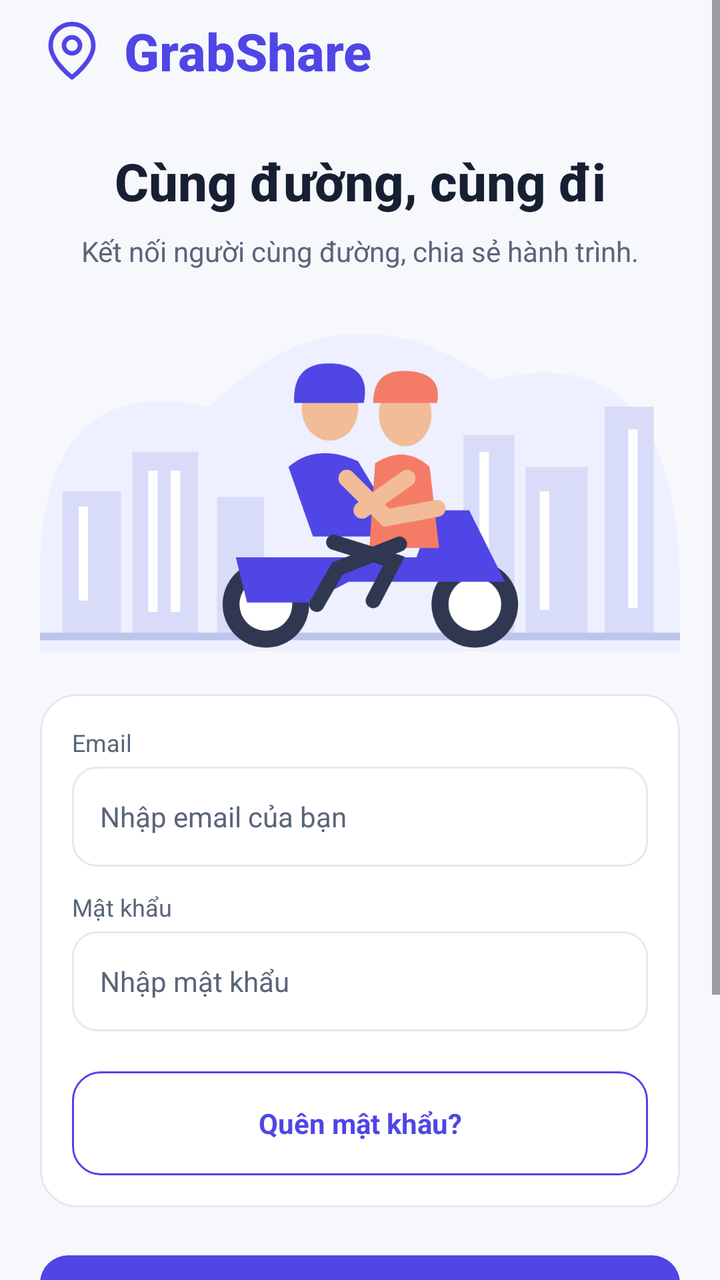
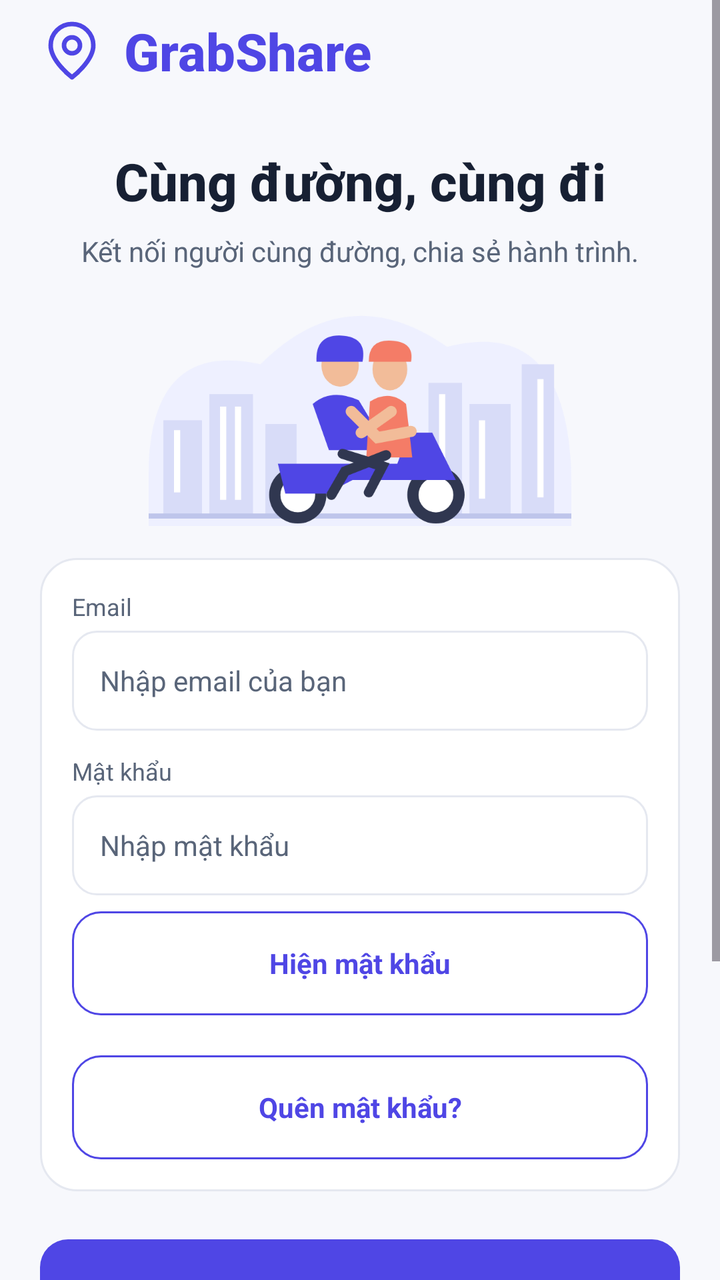

Compare the two renders of this Android layout. The source of the first and the diff that turns it into the second are given below.
<!-- AndroidManifest.xml: application theme Theme.GrabShare -->
<!-- res/layout/screen_login.xml -->
<?xml version="1.0" encoding="utf-8"?>
<LinearLayout xmlns:android="http://schemas.android.com/apk/res/android" android:layout_width="match_parent" android:layout_height="match_parent" android:orientation="vertical" android:background="@color/background">
    <FrameLayout android:id="@+id/header" android:layout_width="match_parent" android:layout_height="64dp" android:paddingHorizontal="12dp" android:visibility="gone">
        <ImageButton android:id="@+id/header_back" style="@style/IconButton" android:layout_gravity="center_vertical|start" android:src="@drawable/ic_back" android:contentDescription="Quay lại" android:visibility="visible" android:clickable="false" android:focusable="false" />
        <TextView android:id="@+id/header_title" style="@style/Subtitle" android:layout_width="match_parent" android:layout_height="match_parent" android:layout_marginHorizontal="52dp" android:layout_marginBottom="0dp" android:gravity="center" android:text="Đăng nhập" />
        <ImageButton android:id="@+id/header_action" style="@style/IconButton" android:layout_gravity="center_vertical|end" android:src="@drawable/ic_bell" android:contentDescription="Thông báo" android:visibility="visible" android:clickable="false" android:focusable="false" />
    </FrameLayout>
    <ScrollView android:layout_width="match_parent" android:layout_height="0dp" android:fillViewport="true" android:clipToPadding="false" android:layout_weight="1">
        <LinearLayout android:layout_width="match_parent" android:layout_height="wrap_content" android:orientation="vertical" android:paddingHorizontal="20dp" android:paddingTop="8dp" android:paddingBottom="24dp">
            <LinearLayout style="@style/Row">
                <ImageView android:layout_width="32dp" android:layout_height="32dp" android:src="@drawable/ic_pin" android:importantForAccessibility="no" />
                <TextView style="@style/Title" android:text="GrabShare" android:textColor="@color/primary" android:layout_marginStart="10dp" android:layout_marginBottom="0dp" />
            </LinearLayout>
            <TextView style="@style/Title" android:text="Cùng đường, cùng đi" android:gravity="center" android:layout_width="match_parent" android:layout_marginTop="20dp" />
            <TextView style="@style/Body" android:text="Kết nối người cùng đường, chia sẻ hành trình." android:gravity="center" android:layout_width="match_parent" android:textColor="@color/muted" />
            <ImageView android:layout_width="match_parent" android:layout_height="180dp" android:layout_marginVertical="16dp" android:src="@drawable/community_hero" android:contentDescription="Hai người trong cộng đồng chia sẻ chuyến đi xe máy" />
            <LinearLayout style="@style/Card">
                <LinearLayout android:layout_width="match_parent" android:layout_height="wrap_content" android:orientation="vertical" android:layout_marginBottom="12dp">
                    <TextView style="@style/Caption" android:text="Email" />
                    <EditText android:id="@+id/login_email" style="@style/Input" android:inputType="textEmailAddress" android:hint="Nhập email của bạn" android:importantForAutofill="no"/>
                </LinearLayout>
                <LinearLayout android:layout_width="match_parent" android:layout_height="wrap_content" android:orientation="vertical" android:layout_marginBottom="12dp">
                    <TextView style="@style/Caption" android:text="Mật khẩu" />
                    <EditText android:id="@+id/login_password" style="@style/Input" android:inputType="textPassword" android:hint="Nhập mật khẩu" android:importantForAutofill="no" />
                </LinearLayout>
                <androidx.appcompat.widget.AppCompatButton android:id="@+id/forgot_password" style="@style/ButtonSecondary" android:text="Quên mật khẩu?" android:clickable="false" android:focusable="false" />
            </LinearLayout>
            <androidx.appcompat.widget.AppCompatButton android:id="@+id/login_submit" style="@style/ButtonPrimary" android:text="Đăng nhập" />
            <TextView android:id="@+id/login_status" android:layout_width="match_parent" android:layout_height="wrap_content" android:layout_marginTop="8dp" android:textColor="@color/ink" android:textSize="14sp" android:accessibilityLiveRegion="polite" android:visibility="gone" />
            <androidx.appcompat.widget.AppCompatButton
                android:id="@+id/login_google"
                style="@style/ButtonSecondary"
                android:text="Đăng nhập với Google" />
            <androidx.appcompat.widget.AppCompatButton
                android:id="@+id/go_register"
                style="@style/ButtonSecondary"
                android:text="Chưa có tài khoản? Đăng ký" />
        </LinearLayout>
    </ScrollView>
    <LinearLayout android:id="@+id/action_area" android:layout_width="match_parent" android:layout_height="wrap_content" android:orientation="vertical" android:paddingHorizontal="20dp" android:paddingTop="4dp" android:paddingBottom="12dp" android:background="@color/background" android:visibility="gone">
        <androidx.appcompat.widget.AppCompatButton android:id="@+id/primary_action" style="@style/ButtonPrimary" android:text="Tiếp tục" android:clickable="false" android:focusable="false" />
        <androidx.appcompat.widget.AppCompatButton android:id="@+id/secondary_action" style="@style/ButtonSecondary" android:text="Quay lại" android:clickable="false" android:focusable="false" />
    </LinearLayout>
    <LinearLayout android:id="@+id/bottom_nav" android:layout_width="match_parent" android:layout_height="wrap_content" android:orientation="horizontal" android:background="@color/white" android:elevation="6dp" android:visibility="gone">
        <LinearLayout android:id="@+id/nav_home" android:layout_width="0dp" android:layout_height="64dp" android:layout_weight="1" android:orientation="vertical" android:gravity="center" android:clickable="false" android:focusable="false" android:foreground="?attr/selectableItemBackground">
            <ImageView android:id="@+id/nav_home_icon" android:layout_width="22dp" android:layout_height="22dp" android:src="@drawable/ic_pin" android:importantForAccessibility="no" android:tint="@color/primary" />
            <TextView android:id="@+id/nav_home_label" style="@style/Caption" android:text="Tìm chuyến" android:layout_marginTop="5dp" android:layout_marginBottom="0dp" android:textColor="@color/primary" />
        </LinearLayout>
        <LinearLayout android:id="@+id/nav_trips" android:layout_width="0dp" android:layout_height="64dp" android:layout_weight="1" android:orientation="vertical" android:gravity="center" android:clickable="false" android:focusable="false" android:foreground="?attr/selectableItemBackground">
            <ImageView android:id="@+id/nav_trips_icon" android:layout_width="22dp" android:layout_height="22dp" android:src="@drawable/ic_calendar" android:importantForAccessibility="no" android:tint="@color/muted" />
            <TextView android:id="@+id/nav_trips_label" style="@style/Caption" android:text="Chuyến của tôi" android:layout_marginTop="5dp" android:layout_marginBottom="0dp" android:textColor="@color/muted" />
        </LinearLayout>
        <LinearLayout android:id="@+id/nav_account" android:layout_width="0dp" android:layout_height="64dp" android:layout_weight="1" android:orientation="vertical" android:gravity="center" android:clickable="false" android:focusable="false" android:foreground="?attr/selectableItemBackground">
            <ImageView android:id="@+id/nav_account_icon" android:layout_width="22dp" android:layout_height="22dp" android:src="@drawable/ic_user" android:importantForAccessibility="no" android:tint="@color/muted" />
            <TextView android:id="@+id/nav_account_label" style="@style/Caption" android:text="Tài khoản" android:layout_marginTop="5dp" android:layout_marginBottom="0dp" android:textColor="@color/muted" />
        </LinearLayout>
    </LinearLayout>
</LinearLayout>
<!-- resources referenced by this layout -->
<resources>
  <color name="background">#F7F8FC</color>
  <color name="ink">#172033</color>
  <color name="muted">#596579</color>
  <color name="primary">#4F46E5</color>
  <color name="white">#FFFFFFFF</color>
  <style name="Body">
          <item name="android:layout_width">wrap_content</item>
          <item name="android:layout_height">wrap_content</item>
          <item name="android:textColor">@color/ink</item>
          <item name="android:textSize">14sp</item>
          <item name="android:lineSpacingExtra">4dp</item>
      </style>
  <style name="ButtonSecondary" parent="ButtonPrimary">
          <item name="android:textColor">@color/button_secondary_text</item>
          <item name="android:background">@drawable/bg_button_outline</item>
      </style>
  <style name="Caption" parent="Body">
          <item name="android:textSize">12sp</item>
          <item name="android:textColor">@color/muted</item>
          <item name="android:layout_marginBottom">4dp</item>
      </style>
  <style name="Row">
          <item name="android:layout_width">match_parent</item>
          <item name="android:layout_height">wrap_content</item>
          <item name="android:orientation">horizontal</item>
          <item name="android:gravity">center_vertical</item>
          <item name="android:layout_marginBottom">10dp</item>
      </style>
  <style name="Subtitle" parent="BodyBold">
          <item name="android:textSize">18sp</item>
          <item name="android:layout_marginBottom">0dp</item>
      </style>
  <style name="Title" parent="BodyBold">
          <item name="android:textSize">26sp</item>
          <item name="android:layout_marginBottom">8dp</item>
          <item name="android:fontFamily">sans-serif-medium</item>
      </style>
  <style name="Theme.GrabShare" parent="Base.Theme.GrabShare" />
  <!-- drawable bg_card (drawable) -->
  <?xml version="1.0" encoding="utf-8"?>
  <shape xmlns:android="http://schemas.android.com/apk/res/android">
      <solid android:color="@color/white" />
      <corners android:radius="18dp" />
      <stroke android:width="1dp" android:color="@color/border" />
  </shape>
  <!-- drawable bg_icon_button (drawable) -->
  <?xml version="1.0" encoding="utf-8"?>
  <ripple xmlns:android="http://schemas.android.com/apk/res/android" android:color="@color/lavender">
      <item>
          <shape>
              <solid android:color="@android:color/transparent" />
              <corners android:radius="100dp" />
          </shape>
      </item>
  </ripple>
  <!-- drawable bg_input (drawable) -->
  <?xml version="1.0" encoding="utf-8"?>
  <shape xmlns:android="http://schemas.android.com/apk/res/android">
      <solid android:color="@color/white" />
      <corners android:radius="12dp" />
      <stroke android:width="1dp" android:color="@color/border" />
  </shape>
  <style name="BodyBold" parent="Body">
          <item name="android:textStyle">bold</item>
      </style>
  <color name="disabled_background">#E5E8F0</color>
  <color name="primary_dark">#3730A3</color>
  <color name="border">#E5E8F0</color>
  <color name="lavender">#EEF0FF</color>
  <color name="coral">#F47C67</color>
  <!-- unchanged entries left out for length: 13 -->
</resources>

<!-- the commit's change to res/layout/screen_login.xml (unified diff, before → after) -->
@@ -1,32 +1,171 @@
 <?xml version="1.0" encoding="utf-8"?>
-<LinearLayout xmlns:android="http://schemas.android.com/apk/res/android" android:layout_width="match_parent" android:layout_height="match_parent" android:orientation="vertical" android:background="@color/background">
-    <FrameLayout android:id="@+id/header" android:layout_width="match_parent" android:layout_height="64dp" android:paddingHorizontal="12dp" android:visibility="gone">
-        <ImageButton android:id="@+id/header_back" style="@style/IconButton" android:layout_gravity="center_vertical|start" android:src="@drawable/ic_back" android:contentDescription="Quay lại" android:visibility="visible" android:clickable="false" android:focusable="false" />
-        <TextView android:id="@+id/header_title" style="@style/Subtitle" android:layout_width="match_parent" android:layout_height="match_parent" android:layout_marginHorizontal="52dp" android:layout_marginBottom="0dp" android:gravity="center" android:text="Đăng nhập" />
-        <ImageButton android:id="@+id/header_action" style="@style/IconButton" android:layout_gravity="center_vertical|end" android:src="@drawable/ic_bell" android:contentDescription="Thông báo" android:visibility="visible" android:clickable="false" android:focusable="false" />
+<LinearLayout
+    xmlns:android="http://schemas.android.com/apk/res/android"
+    android:layout_width="match_parent"
+    android:layout_height="match_parent"
+    android:orientation="vertical"
+    android:background="@color/background">
+    <FrameLayout
+        android:id="@+id/header"
+        android:layout_width="match_parent"
+        android:layout_height="64dp"
+        android:paddingHorizontal="12dp"
+        android:visibility="gone">
+        <ImageButton
+            android:id="@+id/header_back"
+            style="@style/IconButton"
+            android:layout_gravity="center_vertical|start"
+            android:src="@drawable/ic_back"
+            android:contentDescription="Quay lại"
+            android:visibility="visible"
+            android:clickable="false"
+            android:focusable="false" />
+        <TextView
+            android:id="@+id/header_title"
+            style="@style/Subtitle"
+            android:layout_width="match_parent"
+            android:layout_height="match_parent"
+            android:layout_marginHorizontal="52dp"
+            android:layout_marginBottom="0dp"
+            android:gravity="center"
+            android:text="Đăng nhập" />
+        <ImageButton
+            android:id="@+id/header_action"
+            style="@style/IconButton"
+            android:layout_gravity="center_vertical|end"
+            android:src="@drawable/ic_bell"
+            android:contentDescription="Thông báo"
+            android:visibility="visible"
+            android:clickable="false"
+            android:focusable="false" />
     </FrameLayout>
-    <ScrollView android:layout_width="match_parent" android:layout_height="0dp" android:fillViewport="true" android:clipToPadding="false" android:layout_weight="1">
-        <LinearLayout android:layout_width="match_parent" android:layout_height="wrap_content" android:orientation="vertical" android:paddingHorizontal="20dp" android:paddingTop="8dp" android:paddingBottom="24dp">
-            <LinearLayout style="@style/Row">
-                <ImageView android:layout_width="32dp" android:layout_height="32dp" android:src="@drawable/ic_pin" android:importantForAccessibility="no" />
-                <TextView style="@style/Title" android:text="GrabShare" android:textColor="@color/primary" android:layout_marginStart="10dp" android:layout_marginBottom="0dp" />
+    <ScrollView
+        android:layout_width="match_parent"
+        android:layout_height="0dp"
+        android:fillViewport="true"
+        android:clipToPadding="false"
+        android:layout_weight="1">
+        <LinearLayout
+            android:layout_width="match_parent"
+            android:layout_height="wrap_content"
+            android:orientation="vertical"
+            android:paddingHorizontal="20dp"
+            android:paddingTop="8dp"
+            android:paddingBottom="24dp">
+            <LinearLayout
+                style="@style/Row">
+                <ImageView
+                    android:layout_width="32dp"
+                    android:layout_height="32dp"
+                    android:src="@drawable/ic_pin"
+                    android:importantForAccessibility="no" />
+                <TextView
+                    style="@style/Title"
+                    android:text="GrabShare"
+                    android:textColor="@color/primary"
+                    android:layout_marginStart="10dp"
+                    android:layout_marginBottom="0dp" />
             </LinearLayout>
-            <TextView style="@style/Title" android:text="Cùng đường, cùng đi" android:gravity="center" android:layout_width="match_parent" android:layout_marginTop="20dp" />
-            <TextView style="@style/Body" android:text="Kết nối người cùng đường, chia sẻ hành trình." android:gravity="center" android:layout_width="match_parent" android:textColor="@color/muted" />
-            <ImageView android:layout_width="match_parent" android:layout_height="180dp" android:layout_marginVertical="16dp" android:src="@drawable/community_hero" android:contentDescription="Hai người trong cộng đồng chia sẻ chuyến đi xe máy" />
-            <LinearLayout style="@style/Card">
-                <LinearLayout android:layout_width="match_parent" android:layout_height="wrap_content" android:orientation="vertical" android:layout_marginBottom="12dp">
-                    <TextView style="@style/Caption" android:text="Email" />
-                    <EditText android:id="@+id/login_email" style="@style/Input" android:inputType="textEmailAddress" android:hint="Nhập email của bạn" android:importantForAutofill="no"/>
+            <TextView
+                style="@style/Title"
+                android:text="Cùng đường, cùng đi"
+                android:gravity="center"
+                android:layout_width="match_parent"
+                android:layout_marginTop="20dp" />
+            <TextView
+                style="@style/Body"
+                android:text="Kết nối người cùng đường, chia sẻ hành trình."
+                android:gravity="center"
+                android:layout_width="match_parent"
+                android:textColor="@color/muted" />
+            <ImageView
+                android:layout_width="match_parent"
+                android:layout_height="@dimen/account_hero_height"
+                android:layout_marginVertical="16dp"
+                android:src="@drawable/community_hero"
+                android:contentDescription="Hai người trong cộng đồng chia sẻ chuyến đi xe máy"
+                android:importantForAccessibility="no" />
+            <TextView
+                style="@style/AccountFeedback"
+                android:text=""
+                android:id="@+id/login_session_account"
+                android:visibility="gone" />
+            <LinearLayout
+                style="@style/Card"
+                android:id="@+id/login_credentials">
+                <LinearLayout
+                    android:layout_width="match_parent"
+                    android:layout_height="wrap_content"
+                    android:orientation="vertical"
+                    android:layout_marginBottom="12dp">
+                    <TextView
+                        style="@style/Caption"
+                        android:text="Email"
+                        android:labelFor="@id/login_email" />
+                    <EditText
+                        android:id="@+id/login_email"
+                        style="@style/Input"
+                        android:inputType="textEmailAddress"
+                        android:hint="Nhập email của bạn"
+                        android:importantForAutofill="no"
+                        android:imeOptions="actionNext"
+                        android:maxLength="254" />
                 </LinearLayout>
-                <LinearLayout android:layout_width="match_parent" android:layout_height="wrap_content" android:orientation="vertical" android:layout_marginBottom="12dp">
-                    <TextView style="@style/Caption" android:text="Mật khẩu" />
-                    <EditText android:id="@+id/login_password" style="@style/Input" android:inputType="textPassword" android:hint="Nhập mật khẩu" android:importantForAutofill="no" />
+                <LinearLayout
+                    android:layout_width="match_parent"
+                    android:layout_height="wrap_content"
+                    android:orientation="vertical"
+                    android:layout_marginBottom="12dp">
+                    <TextView
+                        style="@style/Caption"
+                        android:text="Mật khẩu"
+                        android:labelFor="@id/login_password" />
+                    <EditText
+                        android:id="@+id/login_password"
+                        style="@style/Input"
+                        android:inputType="textPassword"
+                        android:hint="Nhập mật khẩu"
+                        android:importantForAutofill="no"
+                        android:saveEnabled="false"
+                        android:imeOptions="actionDone" />
+                    <androidx.appcompat.widget.AppCompatButton
+                        style="@style/ButtonSecondary"
+                        android:id="@+id/login_toggle_password"
+                        android:text="@string/leader_password_show" />
                 </LinearLayout>
-                <androidx.appcompat.widget.AppCompatButton android:id="@+id/forgot_password" style="@style/ButtonSecondary" android:text="Quên mật khẩu?" android:clickable="false" android:focusable="false" />
+                <androidx.appcompat.widget.AppCompatButton
+                    android:id="@+id/forgot_password"
+                    style="@style/ButtonSecondary"
+                    android:text="Quên mật khẩu?"
+                    android:clickable="false"
+                    android:focusable="false" />
             </LinearLayout>
-            <androidx.appcompat.widget.AppCompatButton android:id="@+id/login_submit" style="@style/ButtonPrimary" android:text="Đăng nhập" />
-            <TextView android:id="@+id/login_status" android:layout_width="match_parent" android:layout_height="wrap_content" android:layout_marginTop="8dp" android:textColor="@color/ink" android:textSize="14sp" android:accessibilityLiveRegion="polite" android:visibility="gone" />
+            <TextView
+                android:id="@+id/login_status"
+                android:layout_width="match_parent"
+                android:layout_height="wrap_content"
+                android:layout_marginTop="8dp"
+                android:accessibilityLiveRegion="polite"
+                android:visibility="gone"
+                style="@style/AccountFeedback" />
+            <ProgressBar
+                android:id="@+id/login_progress"
+                android:layout_width="32dp"
+                android:layout_height="32dp"
+                android:layout_gravity="center_horizontal"
+                android:layout_marginTop="12dp"
+                android:visibility="gone" />
+            <androidx.appcompat.widget.AppCompatButton
+                android:id="@+id/login_submit"
+                style="@style/ButtonPrimary"
+                android:text="Đăng nhập" />
+            <TextView
+                style="@style/Caption"
+                android:text="@string/leader_or"
+                android:id="@+id/login_alternative"
+                android:layout_width="match_parent"
+                android:gravity="center"
+                android:layout_marginTop="16dp" />
             <androidx.appcompat.widget.AppCompatButton
                 android:id="@+id/login_google"
                 style="@style/ButtonSecondary"
@@ -35,24 +174,118 @@
                 android:id="@+id/go_register"
                 style="@style/ButtonSecondary"
                 android:text="Chưa có tài khoản? Đăng ký" />
+            <androidx.appcompat.widget.AppCompatButton
+                style="@style/ButtonSecondary"
+                android:id="@+id/login_logout"
+                android:text="@string/leader_logout_action"
+                android:visibility="gone" />
         </LinearLayout>
     </ScrollView>
-    <LinearLayout android:id="@+id/action_area" android:layout_width="match_parent" android:layout_height="wrap_content" android:orientation="vertical" android:paddingHorizontal="20dp" android:paddingTop="4dp" android:paddingBottom="12dp" android:background="@color/background" android:visibility="gone">
-        <androidx.appcompat.widget.AppCompatButton android:id="@+id/primary_action" style="@style/ButtonPrimary" android:text="Tiếp tục" android:clickable="false" android:focusable="false" />
-        <androidx.appcompat.widget.AppCompatButton android:id="@+id/secondary_action" style="@style/ButtonSecondary" android:text="Quay lại" android:clickable="false" android:focusable="false" />
+    <LinearLayout
+        android:id="@+id/action_area"
+        android:layout_width="match_parent"
+        android:layout_height="wrap_content"
+        android:orientation="vertical"
+        android:paddingHorizontal="20dp"
+        android:paddingTop="4dp"
+        android:paddingBottom="12dp"
+        android:background="@color/background"
+        android:visibility="gone">
+        <androidx.appcompat.widget.AppCompatButton
+            android:id="@+id/primary_action"
+            style="@style/ButtonPrimary"
+            android:text="Tiếp tục"
+            android:clickable="false"
+            android:focusable="false" />
+        <androidx.appcompat.widget.AppCompatButton
+            android:id="@+id/secondary_action"
+            style="@style/ButtonSecondary"
+            android:text="Quay lại"
+            android:clickable="false"
+            android:focusable="false" />
     </LinearLayout>
-    <LinearLayout android:id="@+id/bottom_nav" android:layout_width="match_parent" android:layout_height="wrap_content" android:orientation="horizontal" android:background="@color/white" android:elevation="6dp" android:visibility="gone">
-        <LinearLayout android:id="@+id/nav_home" android:layout_width="0dp" android:layout_height="64dp" android:layout_weight="1" android:orientation="vertical" android:gravity="center" android:clickable="false" android:focusable="false" android:foreground="?attr/selectableItemBackground">
-            <ImageView android:id="@+id/nav_home_icon" android:layout_width="22dp" android:layout_height="22dp" android:src="@drawable/ic_pin" android:importantForAccessibility="no" android:tint="@color/primary" />
-            <TextView android:id="@+id/nav_home_label" style="@style/Caption" android:text="Tìm chuyến" android:layout_marginTop="5dp" android:layout_marginBottom="0dp" android:textColor="@color/primary" />
-        </LinearLayout>
-        <LinearLayout android:id="@+id/nav_trips" android:layout_width="0dp" android:layout_height="64dp" android:layout_weight="1" android:orientation="vertical" android:gravity="center" android:clickable="false" android:focusable="false" android:foreground="?attr/selectableItemBackground">
-            <ImageView android:id="@+id/nav_trips_icon" android:layout_width="22dp" android:layout_height="22dp" android:src="@drawable/ic_calendar" android:importantForAccessibility="no" android:tint="@color/muted" />
-            <TextView android:id="@+id/nav_trips_label" style="@style/Caption" android:text="Chuyến của tôi" android:layout_marginTop="5dp" android:layout_marginBottom="0dp" android:textColor="@color/muted" />
-        </LinearLayout>
-        <LinearLayout android:id="@+id/nav_account" android:layout_width="0dp" android:layout_height="64dp" android:layout_weight="1" android:orientation="vertical" android:gravity="center" android:clickable="false" android:focusable="false" android:foreground="?attr/selectableItemBackground">
-            <ImageView android:id="@+id/nav_account_icon" android:layout_width="22dp" android:layout_height="22dp" android:src="@drawable/ic_user" android:importantForAccessibility="no" android:tint="@color/muted" />
-            <TextView android:id="@+id/nav_account_label" style="@style/Caption" android:text="Tài khoản" android:layout_marginTop="5dp" android:layout_marginBottom="0dp" android:textColor="@color/muted" />
+    <LinearLayout
+        android:id="@+id/bottom_nav"
+        android:layout_width="match_parent"
+        android:layout_height="wrap_content"
+        android:orientation="horizontal"
+        android:background="@color/white"
+        android:elevation="6dp"
+        android:visibility="gone">
+        <LinearLayout
+            android:id="@+id/nav_home"
+            android:layout_width="0dp"
+            android:layout_height="64dp"
+            android:layout_weight="1"
+            android:orientation="vertical"
+            android:gravity="center"
+            android:clickable="false"
+            android:focusable="false"
+            android:foreground="?attr/selectableItemBackground">
+            <ImageView
+                android:id="@+id/nav_home_icon"
+                android:layout_width="22dp"
+                android:layout_height="22dp"
+                android:src="@drawable/ic_pin"
+                android:importantForAccessibility="no"
+                android:tint="@color/primary" />
+            <TextView
+                android:id="@+id/nav_home_label"
+                style="@style/Caption"
+                android:text="Tìm chuyến"
+                android:layout_marginTop="5dp"
+                android:layout_marginBottom="0dp"
+                android:textColor="@color/primary" />
+        </LinearLayout>
+        <LinearLayout
+            android:id="@+id/nav_trips"
+            android:layout_width="0dp"
+            android:layout_height="64dp"
+            android:layout_weight="1"
+            android:orientation="vertical"
+            android:gravity="center"
+            android:clickable="false"
+            android:focusable="false"
+            android:foreground="?attr/selectableItemBackground">
+            <ImageView
+                android:id="@+id/nav_trips_icon"
+                android:layout_width="22dp"
+                android:layout_height="22dp"
+                android:src="@drawable/ic_calendar"
+                android:importantForAccessibility="no"
+                android:tint="@color/muted" />
+            <TextView
+                android:id="@+id/nav_trips_label"
+                style="@style/Caption"
+                android:text="Chuyến của tôi"
+                android:layout_marginTop="5dp"
+                android:layout_marginBottom="0dp"
+                android:textColor="@color/muted" />
+        </LinearLayout>
+        <LinearLayout
+            android:id="@+id/nav_account"
+            android:layout_width="0dp"
+            android:layout_height="64dp"
+            android:layout_weight="1"
+            android:orientation="vertical"
+            android:gravity="center"
+            android:clickable="false"
+            android:focusable="false"
+            android:foreground="?attr/selectableItemBackground">
+            <ImageView
+                android:id="@+id/nav_account_icon"
+                android:layout_width="22dp"
+                android:layout_height="22dp"
+                android:src="@drawable/ic_user"
+                android:importantForAccessibility="no"
+                android:tint="@color/muted" />
+            <TextView
+                android:id="@+id/nav_account_label"
+                style="@style/Caption"
+                android:text="Tài khoản"
+                android:layout_marginTop="5dp"
+                android:layout_marginBottom="0dp"
+                android:textColor="@color/muted" />
         </LinearLayout>
     </LinearLayout>
 </LinearLayout>
<!-- resource entries referenced after the edit -->
@@ -5,6 +5,17 @@
   <color name="muted">#596579</color>
   <color name="primary">#4F46E5</color>
   <color name="white">#FFFFFFFF</color>
+  <dimen name="account_hero_height">112dp</dimen>
+  <string name="leader_logout_action">Đăng xuất</string>
+  <string name="leader_or">Hoặc tiếp tục với</string>
+  <string name="leader_password_show">Hiện mật khẩu</string>
+  <style name="AccountFeedback" parent="Body">
+          <item name="android:layout_width">match_parent</item>
+          <item name="android:layout_marginTop">12dp</item>
+          <item name="android:padding">12dp</item>
+          <item name="android:accessibilityLiveRegion">polite</item>
+          <item name="android:visibility">gone</item>
+      </style>
   <style name="Body">
           <item name="android:layout_width">wrap_content</item>
           <item name="android:layout_height">wrap_content</item>
